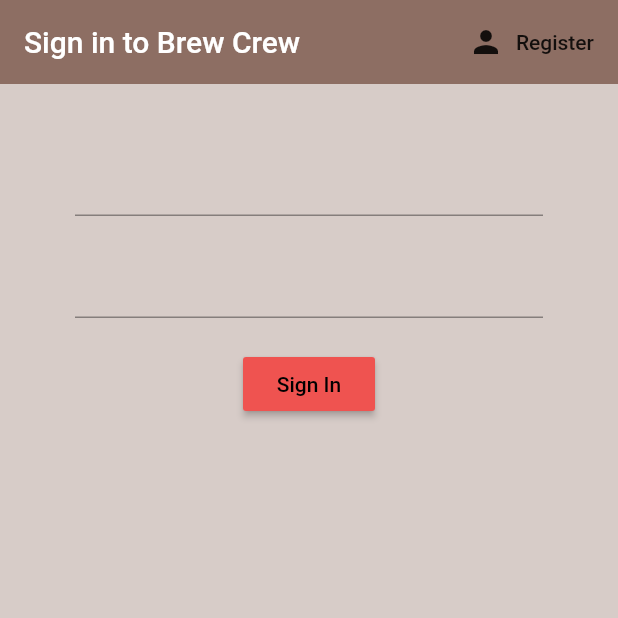
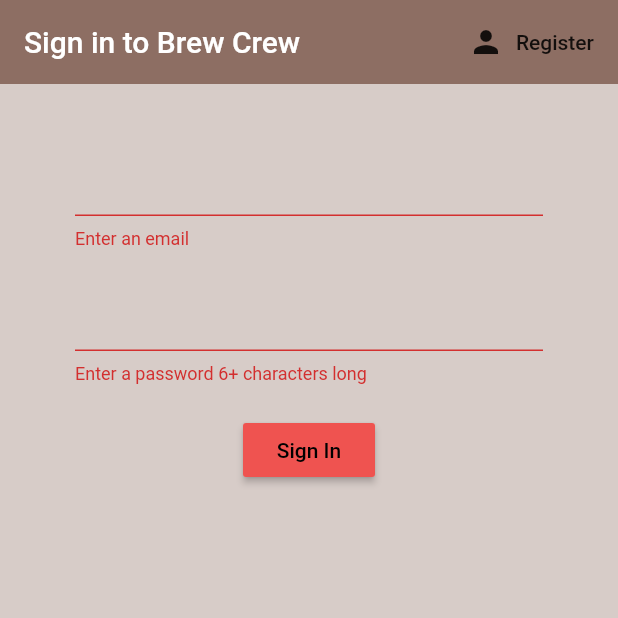
Before and after one commit to MrHKMY/Flutter_BrewCrew, a Flutter app: the screen it shows after launch, after a tap on "Sign In", on a phone screen of 412 x 824 dp, the top half of it. Run offline on Flutter 3.47's test engine with Material 2 defaults, Android fonts, the phone set to English and light mode, and no system bars; our stand-ins replace firebase_auth, firebase_core; accounts and stored records are empty.

Commit message:
SignIn With Email

```diff
--- a/crew_brew/lib/screens/authenticate/sign_in.dart
+++ b/crew_brew/lib/screens/authenticate/sign_in.dart
@@ -12,9 +12,11 @@ class SignIn extends StatefulWidget {
 
 class _SignInState extends State<SignIn> {
   final AuthService _auth = AuthService();
+  final _formKey = GlobalKey<FormState>();
 
   String email = "";
   String password = "";
+  String error = "";
 
   @override
   Widget build(BuildContext context) {
@@ -36,15 +38,21 @@ class _SignInState extends State<SignIn> {
       body: Container(
         padding: EdgeInsets.symmetric(vertical: 20, horizontal: 50),
         child: Form(
+          key: _formKey,
           child: Column(
             children: <Widget>[
               SizedBox(height: 20),
-              TextFormField(onChanged: (val) {
-                setState(() => email = val);
-              }),
+              TextFormField(
+                  validator: (val) => val.isEmpty ? "Enter an email" : null,
+                  onChanged: (val) {
+                    setState(() => email = val);
+                  }),
               SizedBox(height: 20),
               TextFormField(
                 obscureText: true,
+                validator: (val) => val.length < 6
+                    ? "Enter a password 6+ characters long"
+                    : null,
                 onChanged: (val) {
                   setState(() => password = val);
                 },
@@ -57,9 +65,23 @@ class _SignInState extends State<SignIn> {
                     style: TextStyle(color: Colors.black),
                   ),
                   onPressed: () async {
-                    print(email);
-                    print(password);
+                    if (_formKey.currentState.validate()) {
+                      dynamic result = await _auth.signInWithEmailAndPassword(
+                          email, password);
+                      if (result == null) {
+                        setState(() {
+                          error = "Please enter a valid email";
+                        });
+                      }
+                    }
                   }),
+              SizedBox(
+                height: 20,
+              ),
+              Text(
+                error,
+                style: TextStyle(color: Colors.red),
+              )
             ],
           ),
         ),
--- a/crew_brew/lib/services/auth.dart
+++ b/crew_brew/lib/services/auth.dart
@@ -2,26 +2,37 @@ import 'package:crew_brew/models/user.dart';
 import 'package:firebase_auth/firebase_auth.dart';
 
 class AuthService {
-
   final FirebaseAuth _auth = FirebaseAuth.instance;
 
   //create user obj based on FirebaseUser
-  TheUser _userFromFirebaseUser (FirebaseUser user) {
+  TheUser _userFromFirebaseUser(FirebaseUser user) {
     return user != null ? TheUser(uid: user.uid) : null;
   }
 
   //auth change user stream
-  Stream <TheUser> get user {
+  Stream<TheUser> get user {
     return _auth.onAuthStateChanged.map(_userFromFirebaseUser);
   }
 
   //sign in anon
   Future signInAnon() async {
-    try{
+    try {
       AuthResult result = await _auth.signInAnonymously();
       FirebaseUser user = result.user;
       return _userFromFirebaseUser(user);
-    } catch (e){
+    } catch (e) {
+      print(e.toString());
+      return null;
+    }
+  }
+
+  //sign in with email & password
+  Future signInWithEmailAndPassword(String email, String password) async {
+    try {
+      AuthResult result = await _auth.signInWithEmailAndPassword(email: email, password: password);
+      FirebaseUser user = result.user;
+      return _userFromFirebaseUser(user);
+    } catch (e) {
       print(e.toString());
       return null;
     }
@@ -30,10 +41,11 @@ class AuthService {
   //register with email and password
   Future registerWithEmailAndPassword(String email, String password) async {
     try {
-      AuthResult result = await _auth.createUserWithEmailAndPassword(email: email, password: password);
+      AuthResult result = await _auth.createUserWithEmailAndPassword(
+          email: email, password: password);
       FirebaseUser user = result.user;
       return _userFromFirebaseUser(user);
-    } catch (e){
+    } catch (e) {
       print(e.toString());
       return null;
     }
@@ -41,12 +53,11 @@ class AuthService {
 
   //sign out
   Future signOutUser() async {
-    try{
+    try {
       return await _auth.signOut();
-    }catch (e){
-      print (e.toString());
+    } catch (e) {
+      print(e.toString());
       return null;
     }
   }
-
 }
```
